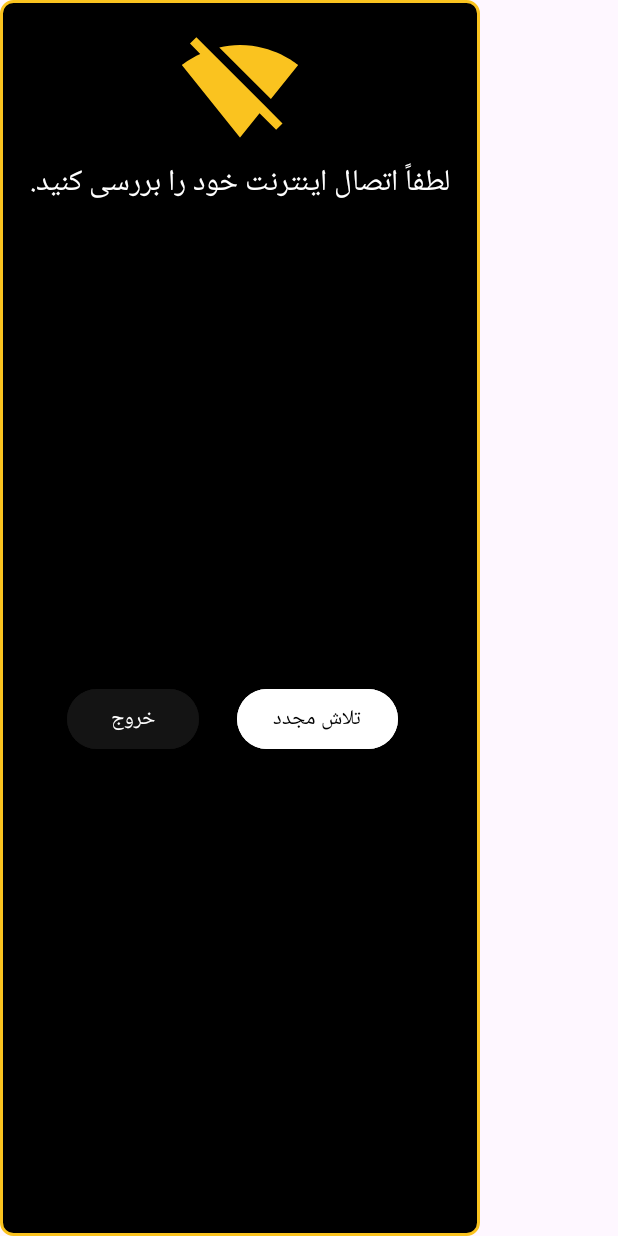
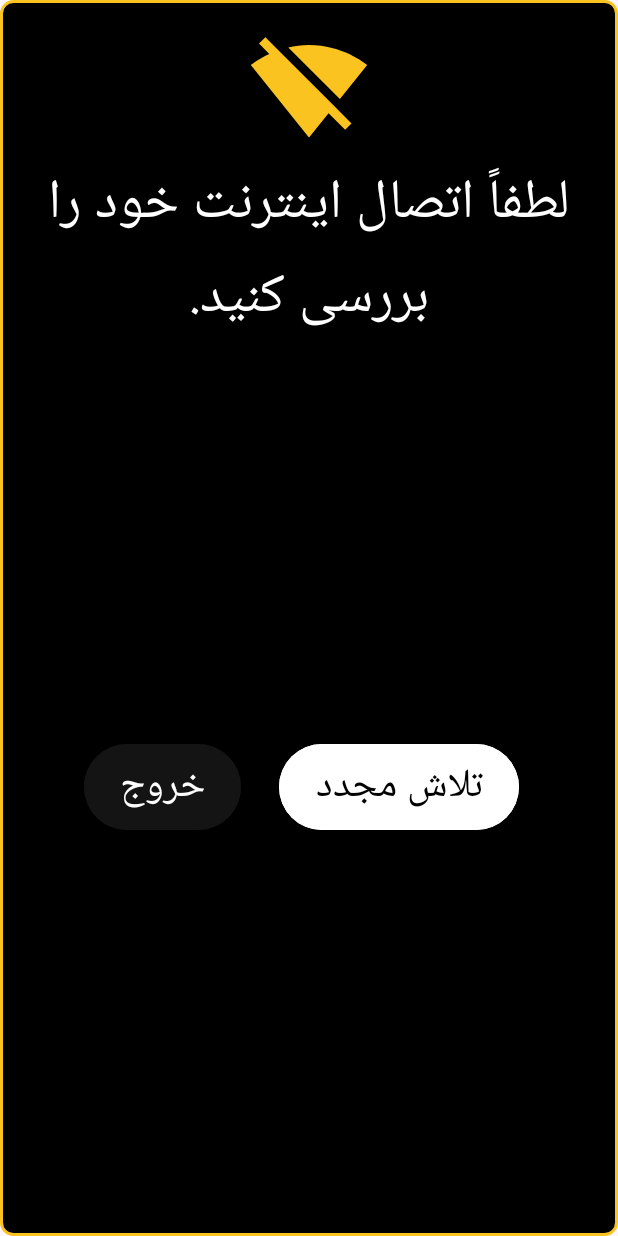
Before and after one commit to mkarshnas8668/KarenGold, an Android app: the layout custom_no_internet_dialog.xml on its own in the app's theme, with its tools: preview values and no code run, on a phone screen of 412 x 824 dp. Run offline under Robolectric (Android 15) with nearby library versions, the phone set to English and light mode, and no system bars.

Commit message:
fixed font and end v1

```diff
--- a/app/src/main/res/layout/activity_full_screen.xml
+++ b/app/src/main/res/layout/activity_full_screen.xml
@@ -31,7 +31,7 @@
         android:textColor="@color/splash_gold"
         android:fontFamily="@font/sans_fa_name_bold"
         android:alpha="0"
-        android:textSize="40sp"
+        android:textSize="100px"
         android:textStyle="bold"
         app:layout_constraintEnd_toEndOf="@+id/imageView"
         app:layout_constraintStart_toStartOf="@+id/imageView"
@@ -43,7 +43,7 @@
         android:layout_height="wrap_content"
         android:fontFamily="@font/sans_fa_name_regular"
         android:layout_marginTop="25dp"
-        android:textSize="20sp"
+        android:textSize="55px"
         android:alpha="0"
         android:textColor="@color/splash_light_gold"
         android:text="@string/description_splash"
--- a/app/src/main/res/layout/custom_no_internet_dialog.xml
+++ b/app/src/main/res/layout/custom_no_internet_dialog.xml
@@ -2,53 +2,57 @@
     xmlns:app="http://schemas.android.com/apk/res-auto"
     android:layout_width="wrap_content"
     android:layout_height="wrap_content"
+    android:background="@drawable/border_yellow_alert"
+    android:gravity="center"
     android:orientation="vertical"
-    android:background="@drawable/border_yellow_alert"
-    android:padding="20dp"
-    android:gravity="center">
+    android:padding="20dp">
 
     <ImageView
         android:layout_width="80dp"
         android:layout_height="80dp"
+        android:contentDescription="@string/no_internet"
         android:src="@drawable/ic_no_internet"
-android:contentDescription="@string/no_internet"
         app:tint="@color/gold_text" />
 
     <TextView
         android:layout_width="wrap_content"
         android:layout_height="wrap_content"
+        android:gravity="center"
+        android:paddingTop="5dp"
         android:text="@string/check_connect"
         android:textColor="@color/white"
-android:textSize="20sp"
-android:paddingTop="5dp"
-android:gravity="center" />
+        android:textSize="55px" />
 
     <LinearLayout
         android:layout_width="match_parent"
         android:layout_height="wrap_content"
+        android:gravity="center"
         android:orientation="horizontal"
-android:gravity="center"
         android:paddingTop="15dp">
 
         <Button
             android:id="@+id/exitButton"
             android:layout_width="wrap_content"
             android:layout_height="wrap_content"
-    android:text="@string/exit"
             android:layout_marginEnd="10dp"
             android:backgroundTint="@color/back_view_black"
-    android:textColor="@color/white" />
+            android:text="@string/exit"
+            android:textColor="@color/white"
+            android:textSize="40px" />
 
         <Button
             android:id="@+id/retryButton"
             android:layout_width="wrap_content"
             android:layout_height="wrap_content"
             android:layout_marginStart="15dp"
+            android:backgroundTint="@color/white"
             android:text="@string/try_again"
-    android:backgroundTint="@color/white"
-    android:textColor="@color/black" />
+            android:textColor="@color/black"
+            android:textSize="40px" />
 
-<View android:layout_width="10dp" android:layout_height="wrap_content" />
+        <View
+            android:layout_width="10dp"
+            android:layout_height="wrap_content" />
 
     </LinearLayout>
 </LinearLayout>
```
Also changed, not shown: app/src/main/res/layout/activity_main.xml (+5 -5 lines), app/src/main/res/layout/recycler_main_item.xml (+11 -7 lines). Lines whose indentation alone changed are shown as unchanged.
